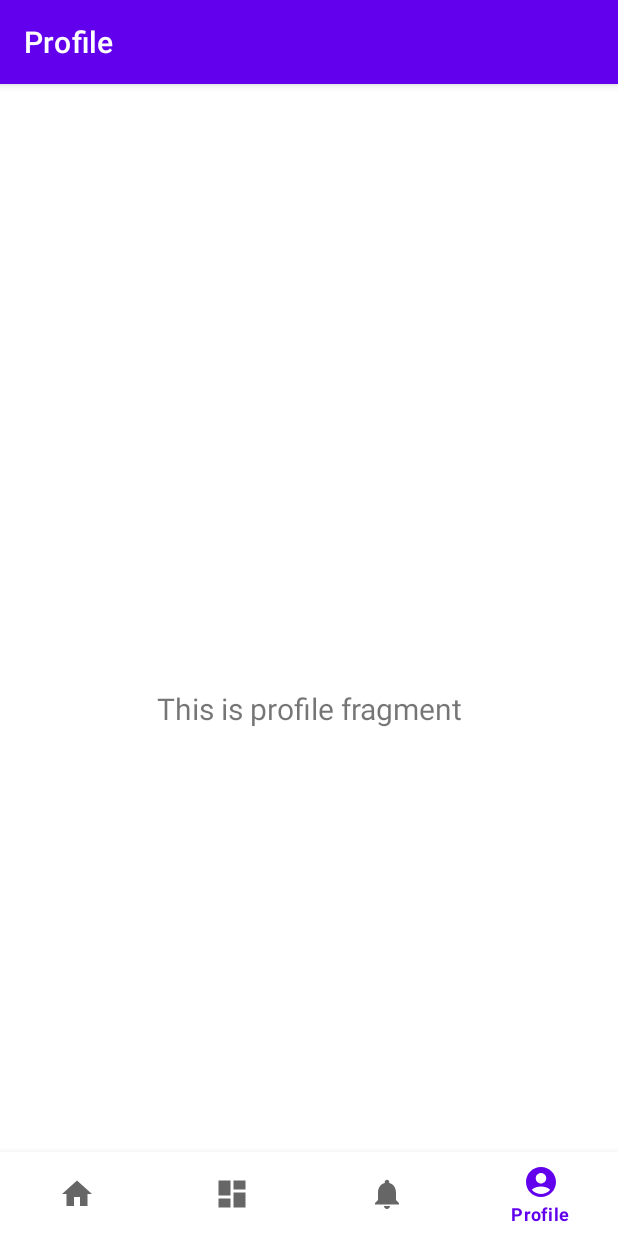
After one commit to ozaenzenzen/fam_latihan1_bottomnavbar_kotlin, an Android app: the ProfileFragment screen opened through its navigation route, on a phone screen of 412 x 824 dp. The commit adds this screen. Run offline under Robolectric (Android 15) with nearby library versions, the phone set to English and light mode, and no system bars; our stand-ins replace navigation-ui.

Commit message:
add new item and fragment menu profile

```diff
--- a/app/src/main/java/com/example/mybottomnavigation/MainActivity.kt
+++ b/app/src/main/java/com/example/mybottomnavigation/MainActivity.kt
@@ -26,7 +26,7 @@ class MainActivity : AppCompatActivity() {
         // menu should be considered as top level destinations.
         val appBarConfiguration = AppBarConfiguration(
             setOf(
-                R.id.navigation_home, R.id.navigation_dashboard, R.id.navigation_notifications
+                R.id.navigation_home, R.id.navigation_dashboard, R.id.navigation_notifications, R.id.navigation_profile,
             )
         )
         setupActionBarWithNavController(navController, appBarConfiguration)
--- /dev/null
+++ b/app/src/main/java/com/example/mybottomnavigation/ProfileFragment.kt
@@ -0,0 +1,59 @@
+package com.example.mybottomnavigation
+
+import android.os.Bundle
+import androidx.fragment.app.Fragment
+import android.view.LayoutInflater
+import android.view.View
+import android.view.ViewGroup
+
+// TODO: Rename parameter arguments, choose names that match
+// the fragment initialization parameters, e.g. ARG_ITEM_NUMBER
+private const val ARG_PARAM1 = "param1"
+private const val ARG_PARAM2 = "param2"
+
+/**
+ * A simple [Fragment] subclass.
+ * Use the [ProfileFragment.newInstance] factory method to
+ * create an instance of this fragment.
+ */
+class ProfileFragment : Fragment() {
+    // TODO: Rename and change types of parameters
+    private var param1: String? = null
+    private var param2: String? = null
+
+    override fun onCreate(savedInstanceState: Bundle?) {
+        super.onCreate(savedInstanceState)
+        arguments?.let {
+            param1 = it.getString(ARG_PARAM1)
+            param2 = it.getString(ARG_PARAM2)
+        }
+    }
+
+    override fun onCreateView(
+        inflater: LayoutInflater, container: ViewGroup?,
+        savedInstanceState: Bundle?
+    ): View? {
+        // Inflate the layout for this fragment
+        return inflater.inflate(R.layout.fragment_profile, container, false)
+    }
+
+    companion object {
+        /**
+         * Use this factory method to create a new instance of
+         * this fragment using the provided parameters.
+         *
+         * @param param1 Parameter 1.
+         * @param param2 Parameter 2.
+         * @return A new instance of fragment ProfileFragment.
+         */
+        // TODO: Rename and change types and number of parameters
+        @JvmStatic
+        fun newInstance(param1: String, param2: String) =
+            ProfileFragment().apply {
+                arguments = Bundle().apply {
+                    putString(ARG_PARAM1, param1)
+                    putString(ARG_PARAM2, param2)
+                }
+            }
+    }
+}
--- /dev/null
+++ b/app/src/main/res/drawable/ic_account_circle_black_24dp.xml
@@ -0,0 +1,5 @@
+<vector android:height="24dp" android:tint="#000000"
+    android:viewportHeight="24" android:viewportWidth="24"
+    android:width="24dp" xmlns:android="http://schemas.android.com/apk/res/android">
+    <path android:fillColor="@android:color/white" android:pathData="M12,2C6.48,2 2,6.48 2,12s4.48,10 10,10s10,-4.48 10,-10S17.52,2 12,2zM12,6c1.93,0 3.5,1.57 3.5,3.5S13.93,13 12,13s-3.5,-1.57 -3.5,-3.5S10.07,6 12,6zM12,20c-2.03,0 -4.43,-0.82 -6.14,-2.88C7.55,15.8 9.68,15 12,15s4.45,0.8 6.14,2.12C16.43,19.18 14.03,20 12,20z"/>
+</vector>
--- /dev/null
+++ b/app/src/main/res/layout/fragment_profile.xml
@@ -0,0 +1,24 @@
+<?xml version="1.0" encoding="utf-8"?>
+<androidx.constraintlayout.widget.ConstraintLayout xmlns:android="http://schemas.android.com/apk/res/android"
+    xmlns:tools="http://schemas.android.com/tools"
+    android:layout_width="match_parent"
+    android:layout_height="match_parent"
+    xmlns:app="http://schemas.android.com/apk/res-auto"
+    tools:context=".ProfileFragment">
+
+    <TextView
+        android:id="@+id/text_profile"
+        android:layout_width="match_parent"
+        android:layout_height="wrap_content"
+        android:layout_marginStart="8dp"
+        android:layout_marginTop="8dp"
+        android:layout_marginEnd="8dp"
+        android:textAlignment="center"
+        android:textSize="20sp"
+        android:text="This is profile fragment"
+        app:layout_constraintBottom_toBottomOf="parent"
+        app:layout_constraintEnd_toEndOf="parent"
+        app:layout_constraintStart_toStartOf="parent"
+        app:layout_constraintTop_toTopOf="parent" />
+
+</androidx.constraintlayout.widget.ConstraintLayout>
--- a/app/src/main/res/menu/bottom_nav_menu.xml
+++ b/app/src/main/res/menu/bottom_nav_menu.xml
@@ -16,4 +16,9 @@
         android:icon="@drawable/ic_notifications_black_24dp"
         android:title="@string/title_notifications" />
 
+    <item
+        android:id="@+id/navigation_profile"
+        android:icon="@drawable/ic_account_circle_black_24dp"
+        android:title="@string/title_profile"/>
+
 </menu>
--- a/app/src/main/res/navigation/mobile_navigation.xml
+++ b/app/src/main/res/navigation/mobile_navigation.xml
@@ -22,4 +22,10 @@
         android:name="com.example.mybottomnavigation.ui.notifications.NotificationsFragment"
         android:label="@string/title_notifications"
         tools:layout="@layout/fragment_notifications" />
+
+    <fragment
+        android:id="@+id/navigation_profile"
+        android:name="com.example.mybottomnavigation.ProfileFragment"
+        android:label="@string/title_profile"
+        tools:layout="@layout/fragment_profile"/>
 </navigation>
--- a/app/src/main/res/values/strings.xml
+++ b/app/src/main/res/values/strings.xml
@@ -3,4 +3,7 @@
     <string name="title_home">Home</string>
     <string name="title_dashboard">Dashboard</string>
     <string name="title_notifications">Notifications</string>
+    <string name="title_profile">Profile</string>
+    <!-- TODO: Remove or change this placeholder text -->
+    <string name="hello_blank_fragment">Hello blank fragment</string>
 </resources>
```
